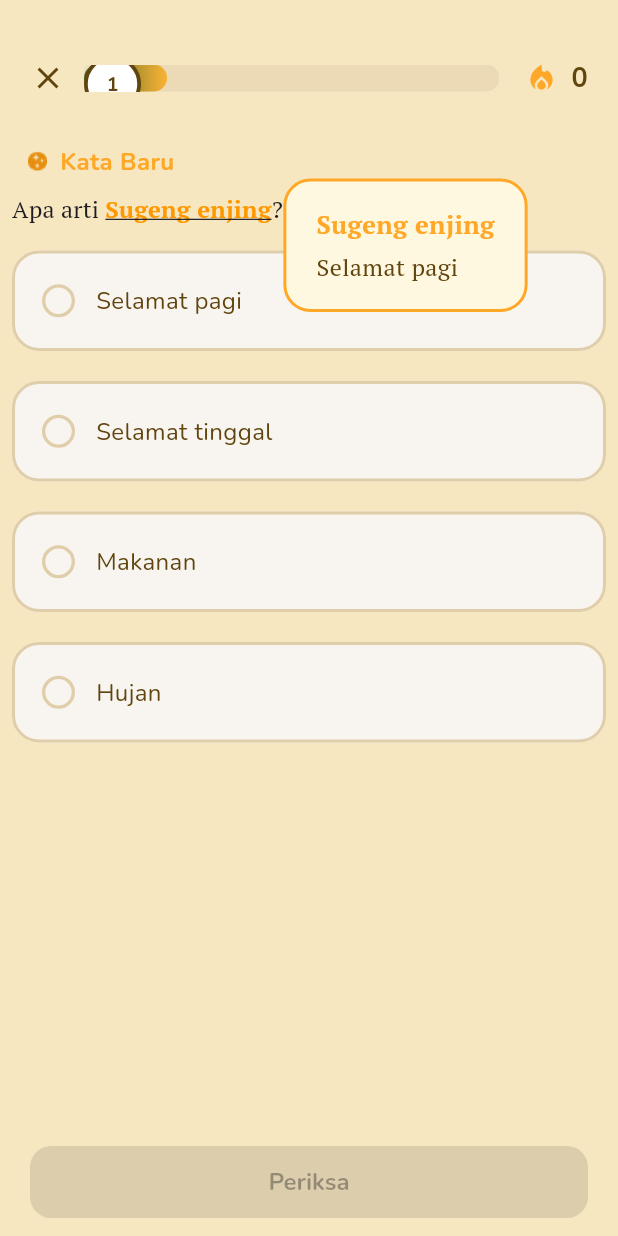
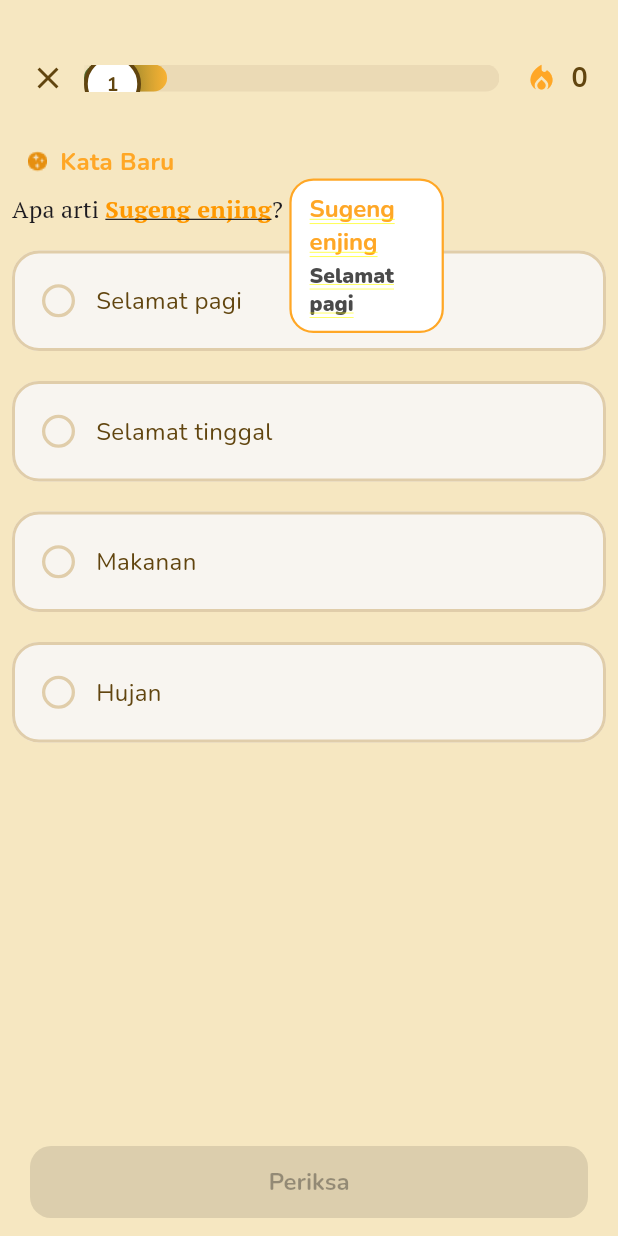
Before and after one commit to Nayzzilar/adibasa_app, a Flutter app: the screen it shows after launch, after a tap on "Sugeng enjing", on a phone screen of 412 x 824 dp. Run offline on Flutter 3.47's test engine with Material 3 defaults, Android fonts, the phone set to English and light mode, and no system bars; our stand-ins replace audioplayers, cloud_firestore, firebase_core, google_fonts; accounts and stored records are empty.

Commit message:
logic pop up new word

```diff
--- a/lib/screens/multiple_choice_page.dart
+++ b/lib/screens/multiple_choice_page.dart
@@ -30,7 +30,8 @@ class _MultipleChoicePageState extends State<MultipleChoicePage> {
   String _newWord = '';
   String _newWordMeaning = '';
   DateTime? _levelStartTime;
-  OverlayEntry? _popupEntry;
+  OverlayEntry? _overlayEntry;
+  bool _isPopupVisible = false;
   final AudioPlayer _audioPlayer = AudioPlayer();
 
   @override
@@ -95,46 +96,166 @@ class _MultipleChoicePageState extends State<MultipleChoicePage> {
     }
   }
 
-  void _onNewWordTap(GlobalKey key, String word, String meaning) {
-    if (_popupEntry != null && _newWord == word) {
+  void _onNewWordTap(String word, String meaning, GlobalKey key) {
+    if (_isPopupVisible) {
       _hideNewWordBubble();
       return;
     }
-    setState(() {
-      _newWord = word;
-      _newWordMeaning = meaning;
-    });
-    _hideNewWordBubble();
-    _showNewWordBubble(context, key);
+
+    final RenderBox? renderBox = key.currentContext?.findRenderObject() as RenderBox?;
+    if (renderBox == null) return;
+
+    final Size screenSize = MediaQuery.of(context).size;
+    final double maxWidth = screenSize.width * 0.7;
+    final double maxHeight = 100; // Approximate height of popup
+    final double padding = 8.0; // Space between word and popup
+
+    final Offset wordPosition = renderBox.localToGlobal(Offset.zero);
+    final Size wordSize = renderBox.size;
+
+    // Calculate initial position (right of word)
+    double dx = wordPosition.dx + wordSize.width + padding;
+    double dy = wordPosition.dy + (wordSize.height / 2) - (maxHeight / 2);
+
+    // If popup would go off right edge, position it to the left of the word
+    if (dx + maxWidth > screenSize.width - padding) {
+      dx = wordPosition.dx - maxWidth - padding;
+    }
+
+    // If popup would go off left edge, position it at left edge with padding
+    if (dx < padding) {
+      dx = padding;
+    }
+
+    // If popup would go off top edge, position it below the word
+    if (dy < padding) {
+      dy = wordPosition.dy + wordSize.height + padding;
+    }
+
+    // If popup would go off bottom edge, position it above the word
+    if (dy + maxHeight > screenSize.height - padding) {
+      dy = wordPosition.dy - maxHeight - padding;
+    }
+
+    _showNewWordBubble(word, meaning, Offset(dx, dy));
   }
 
   void _handleNewWordTap(GlobalKey key) {
     final currentQuestion = _questions[_currentIndex];
-    final match = RegExp(r'"([^"]+)"').firstMatch(currentQuestion['question']);
+
+    // Extract the word between quotes and remove all HTML formatting
+    String cleanWord = '';
+    final match = RegExp(r'"([^"]*)"').firstMatch(currentQuestion['question']);
     if (match != null) {
-      final word = match.group(1) ?? '';
-      final correctOption = currentQuestion['options'].firstWhere((o) => o['correct'] == true);
-      final meaning = correctOption['text'];
-      _onNewWordTap(key, word, meaning);
+      cleanWord = match.group(1) ?? '';
+      // Remove any HTML tags including underline
+      cleanWord = cleanWord
+          .replaceAll(RegExp(r'<u>|</u>'), '')  // Remove underline tags
+          .replaceAll(RegExp(r'<[^>]*>'), '')   // Remove any other HTML tags
+          .trim();
+    }
+
+    final correctOption = currentQuestion['options'].firstWhere((o) => o['correct'] == true);
+    final meaning = correctOption['text'];
+
+    // Find position relative to the word in question
+    final RenderBox? renderBox = key.currentContext?.findRenderObject() as RenderBox?;
+    if (renderBox != null) {
+      final Size screenSize = MediaQuery.of(context).size;
+      final Offset wordPosition = renderBox.localToGlobal(Offset.zero);
+      final Size wordSize = renderBox.size;
+
+      double dx = wordPosition.dx + wordSize.width + 12.0;
+      double dy = wordPosition.dy - 8.0;
+
+      _showNewWordBubble(cleanWord, meaning, Offset(dx, dy));
     }
   }
 
-  void _showNewWordBubble(BuildContext context, GlobalKey key) {
-    final renderBox = key.currentContext?.findRenderObject() as RenderBox?;
-    final offset = renderBox?.localToGlobal(Offset.zero) ?? Offset(100, 100);
-    _popupEntry = OverlayEntry(
-      builder: (context) => NewWordPopup(
-        word: _newWord,
-        meaning: _newWordMeaning,
-        position: Offset(offset.dx + renderBox!.size.width + 8, offset.dy - 8),
+  void _showNewWordBubble(String word, String meaning, Offset position) {
+    setState(() => _isPopupVisible = true);
+
+    _overlayEntry = OverlayEntry(
+      builder: (context) => Stack(
+        children: [
+          Positioned.fill(
+            child: GestureDetector(
+              behavior: HitTestBehavior.translucent,
+              onTap: _hideNewWordBubble,
+              child: Container(
+                color: Colors.transparent,
+              ),
+            ),
+          ),
+          Positioned(
+            left: position.dx,
+            top: position.dy,
+            child: TweenAnimationBuilder<double>(
+              duration: const Duration(milliseconds: 200),
+              curve: Curves.easeOutCubic,
+              tween: Tween(begin: 0.0, end: 1.0),
+              builder: (context, value, child) => Transform.scale(
+                scale: 0.8 + (0.2 * value),
+                child: Opacity(
+                  opacity: value,
+                  child: child,
+                ),
+              ),
+              child: Container(
+                constraints: BoxConstraints(
+                  maxWidth: MediaQuery.of(context).size.width * 0.25,
+                ),
+                padding: const EdgeInsets.symmetric(horizontal: 12, vertical: 8),
+                decoration: BoxDecoration(
+                  color: Colors.white,
+                  borderRadius: BorderRadius.circular(16),
+                  border: Border.all(
+                    color: const Color(0xFFFFA726),
+                    width: 1.5,
+                  ),
+                ),
+                child: Column(
+                  crossAxisAlignment: CrossAxisAlignment.start,
+                  mainAxisSize: MainAxisSize.min,
+                  children: [
+                    Text(
+                      word,
+                      style: const TextStyle(
+                        fontFamily: 'Nunito',
+                        fontSize: 16,
+                        fontWeight: FontWeight.w700,
+                        color: Color(0xFFFFA726),
+                      ),
+                    ),
+                    const SizedBox(height: 2),
+                    Text(
+                      meaning,
+                      style: const TextStyle(
+                        fontFamily: 'Nunito',
+                        fontSize: 14,
+                        color: Color(0xFF4A4A4A),
+                      ),
+                    ),
+                  ],
+                ),
+              ),
+            ),
+          ),
+        ],
       ),
     );
-    Overlay.of(context).insert(_popupEntry!);
+
+    Overlay.of(context).insert(_overlayEntry!);
   }
 
   void _hideNewWordBubble() {
-    _popupEntry?.remove();
-    _popupEntry = null;
+    if (_overlayEntry != null) {
+      _overlayEntry?.remove();
+      _overlayEntry = null;
+    }
+    if (mounted) {
+      setState(() => _isPopupVisible = false);
+    }
   }
 
   void _showExitDialogOverlay() {
@@ -232,7 +353,7 @@ class _MultipleChoicePageState extends State<MultipleChoicePage> {
                   Expanded(
                     child: QuestionCard(
                       key: ValueKey(_currentIndex),
-                      question: _questions[_currentIndex]['question'],
+                      question: _questions[_currentIndex]['question'],  // Keep original question format
                       options: List<String>.from(_questions[_currentIndex]['options'].map((o) => o['text'])),
                       selectedIndex: _selectedIndex,
                       onOptionSelected: _onOptionSelected,
@@ -287,4 +408,11 @@ class _MultipleChoicePageState extends State<MultipleChoicePage> {
       bottomSheet: null,
     );
   }
+
+  @override
+  void dispose() {
+    _hideNewWordBubble();
+    _audioPlayer.dispose();
+    super.dispose();
+  }
 }
--- a/lib/widgets/gamification/new_word_popup.dart
+++ b/lib/widgets/gamification/new_word_popup.dart
@@ -3,32 +3,36 @@ import 'package:flutter/material.dart';
 class NewWordPopup extends StatelessWidget {
   final String word;
   final String meaning;
-  final Offset? position;
+  final Offset position;
+  final VoidCallback? onClose;
 
   const NewWordPopup({
     Key? key,
     required this.word,
     required this.meaning,
-    this.position,
+    required this.position,
+    this.onClose,
   }) : super(key: key);
 
   @override
   Widget build(BuildContext context) {
-    final colorScheme = Theme.of(context).colorScheme;
-    final textTheme = Theme.of(context).textTheme;
-    return Stack(
-      children: [
-        Positioned(
-          left: position?.dx ?? 100,
-          top: position?.dy ?? 100,
+    return Positioned(
+      left: position.dx,
+      top: position.dy,
       child: Material(
         color: Colors.transparent,
         child: Container(
-              padding: const EdgeInsets.symmetric(horizontal: 20, vertical: 16),
+          constraints: BoxConstraints(
+            maxWidth: MediaQuery.of(context).size.width * 0.35,
+          ),
+          padding: const EdgeInsets.symmetric(horizontal: 16, vertical: 12),
           decoration: BoxDecoration(
-                color: const Color(0xFFFFF8E1), // kuning muda
-                borderRadius: BorderRadius.circular(18),
-                border: Border.all(color: Color(0xFFFFA726), width: 2), // oranye
+            color: Colors.white,
+            borderRadius: BorderRadius.circular(20),
+            border: Border.all(
+              color: const Color(0xFFFFA726),
+              width: 2,
+            ),
           ),
           child: Column(
             crossAxisAlignment: CrossAxisAlignment.start,
@@ -36,26 +40,26 @@ class NewWordPopup extends StatelessWidget {
             children: [
               Text(
                 word,
-                    style: TextStyle(
+                style: const TextStyle(
+                  fontFamily: 'Nunito',
+                  fontSize: 16,
+                  fontWeight: FontWeight.w700,
                   color: Color(0xFFFFA726),
-                      fontWeight: FontWeight.bold,
-                      fontSize: 17,
                 ),
               ),
-                  const SizedBox(height: 6),
+              const SizedBox(height: 4),
               Text(
                 meaning,
-                    style: TextStyle(
-                      fontSize: 16,
-                      color: Color(0xFF61450F),
+                style: const TextStyle(
+                  fontFamily: 'Nunito',
+                  fontSize: 14,
+                  color: Color(0xFF4A4A4A),
                 ),
               ),
             ],
           ),
         ),
       ),
-        ),
-      ],
     );
   }
 }
```
Lines whose indentation alone changed are shown as unchanged.
